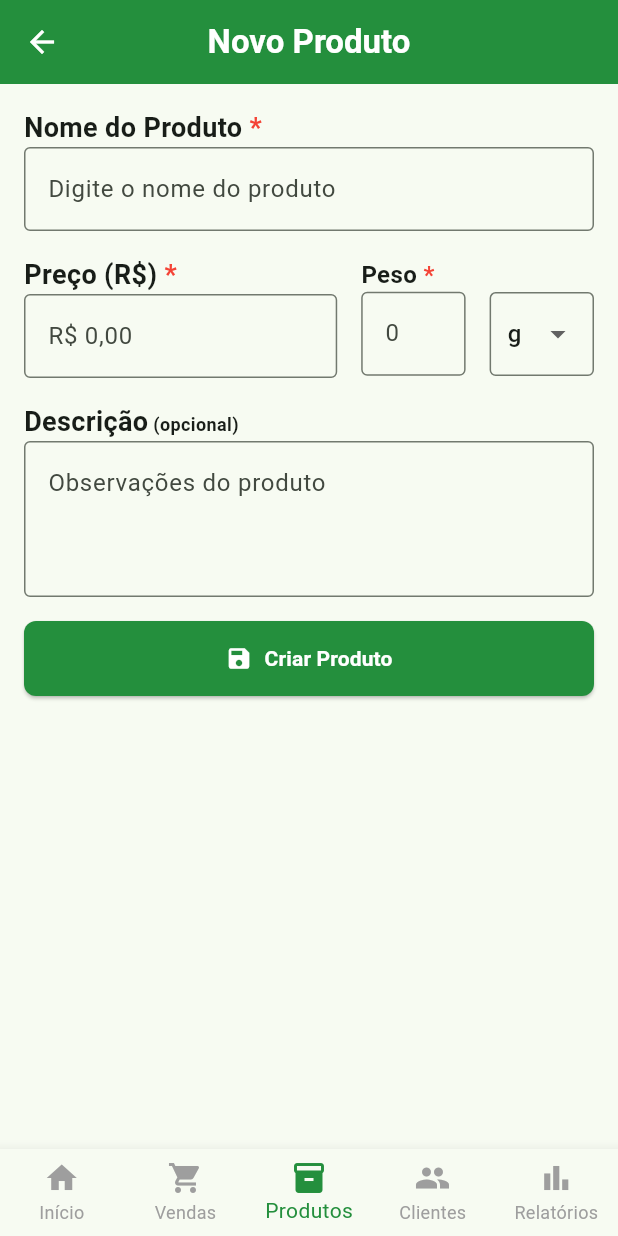
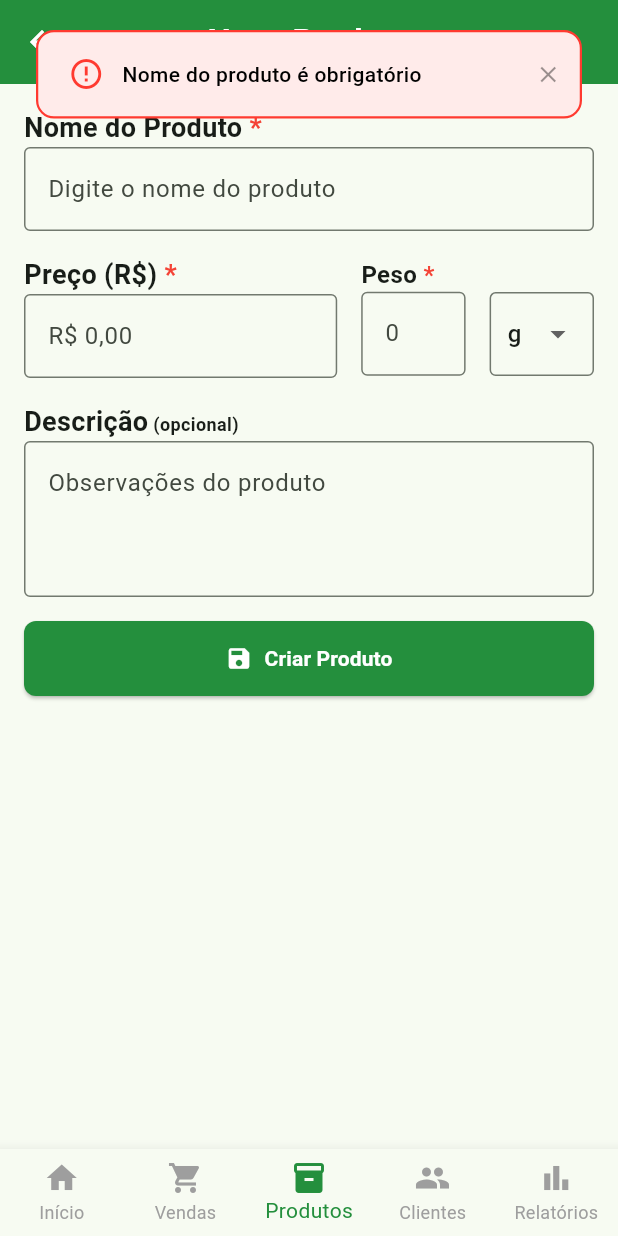
Before and after one commit to JhefersonReis/app-vendas, a Flutter app: the ProductFormPage screen opened by its route, after a tap on "Criar Produto", on a phone screen of 412 x 824 dp. Run offline on Flutter 3.47's test engine with Material 3 defaults, Android fonts, the phone set to English and light mode, and no system bars; our stand-ins replace drift, flutter_multi_formatter, flutter_riverpod, go_router, intl_phone_field, toastification; accounts and stored records are empty; generated files the repository leaves out were written again.

Commit message:
fix: some fixes in translation

```diff
--- a/lib/l10n/app_localizations.dart
+++ b/lib/l10n/app_localizations.dart
@@ -718,6 +718,48 @@ abstract class AppLocalizations {
   /// In en, this message translates to:
   /// **'Total Spend'**
   String get totalSpend;
+
+  /// No description provided for @selectOneClient.
+  ///
+  /// In en, this message translates to:
+  /// **'Select one client'**
+  String get selectOneClient;
+
+  /// No description provided for @addAtLeastOneProduct.
+  ///
+  /// In en, this message translates to:
+  /// **'Add at least one product'**
+  String get addAtLeastOneProduct;
+
+  /// No description provided for @productNameIsRequired.
+  ///
+  /// In en, this message translates to:
+  /// **'Product name is required'**
+  String get productNameIsRequired;
+
+  /// No description provided for @productPriceIsRequired.
+  ///
+  /// In en, this message translates to:
+  /// **'Product price is required'**
+  String get productPriceIsRequired;
+
+  /// No description provided for @productWeightIsRequired.
+  ///
+  /// In en, this message translates to:
+  /// **'Product weight is required'**
+  String get productWeightIsRequired;
+
+  /// No description provided for @customerNameIsRequired.
+  ///
+  /// In en, this message translates to:
+  /// **'Customer name is required'**
+  String get customerNameIsRequired;
+
+  /// No description provided for @empty.
+  ///
+  /// In en, this message translates to:
+  /// **'Empty'**
+  String get empty;
 }
 
 class _AppLocalizationsDelegate extends LocalizationsDelegate<AppLocalizations> {
--- a/lib/l10n/app_localizations_pt.dart
+++ b/lib/l10n/app_localizations_pt.dart
@@ -319,4 +319,25 @@ class AppLocalizationsPt extends AppLocalizations {
 
   @override
   String get totalSpend => 'Total Gasto';
+
+  @override
+  String get selectOneClient => 'Selecione um cliente';
+
+  @override
+  String get addAtLeastOneProduct => 'Adicione pelo menos um produto';
+
+  @override
+  String get productNameIsRequired => 'Nome do produto é obrigatório';
+
+  @override
+  String get productPriceIsRequired => 'Preço do produto é obrigatório';
+
+  @override
+  String get productWeightIsRequired => 'Peso do produto é obrigatório';
+
+  @override
+  String get customerNameIsRequired => 'Nome do cliente é obrigatório';
+
+  @override
+  String get empty => 'Vazio';
 }
--- a/lib/l10n/app_pt.arb
+++ b/lib/l10n/app_pt.arb
@@ -104,5 +104,12 @@
   "revenue": "Receita",
   "bestCustomers": "Melhores Clientes",
   "purchases": "Compras",
-  "totalSpend": "Total Gasto"
+  "totalSpend": "Total Gasto",
+  "selectOneClient": "Selecione um cliente",
+  "addAtLeastOneProduct": "Adicione pelo menos um produto",
+  "productNameIsRequired": "Nome do produto é obrigatório",
+  "productPriceIsRequired": "Preço do produto é obrigatório",
+  "productWeightIsRequired": "Peso do produto é obrigatório",
+  "customerNameIsRequired": "Nome do cliente é obrigatório",
+  "empty": "Vazio"
 }
--- a/lib/main.dart
+++ b/lib/main.dart
@@ -17,7 +17,6 @@ class MyApp extends ConsumerWidget {
 
     return MaterialApp.router(
       locale: locale,
-      debugShowCheckedModeBanner: false,
       supportedLocales: AppLocalizations.supportedLocales,
       localizationsDelegates: AppLocalizations.localizationsDelegates,
       theme: ThemeData(colorScheme: ColorScheme.fromSeed(seedColor: const Color(0xFF248f3d)), useMaterial3: true),
--- a/lib/src/app/database/tables/customers_table.dart
+++ b/lib/src/app/database/tables/customers_table.dart
@@ -3,8 +3,8 @@ import 'package:drift/drift.dart';
 class Customers extends Table {
   IntColumn get id => integer().autoIncrement()();
   TextColumn get name => text()();
-  TextColumn get address => text()();
-  TextColumn get phone => text()();
+  TextColumn get address => text().nullable()();
+  TextColumn get phone => text().nullable()();
   TextColumn get countryISOCode => text()();
   TextColumn get observation => text().nullable()();
   DateTimeColumn get createdAt => dateTime()();
--- a/lib/src/features/customers/controller/customers_controller.dart
+++ b/lib/src/features/customers/controller/customers_controller.dart
@@ -26,8 +26,8 @@ final filteredCustomersProvider = Provider.autoDispose<List<CustomerModel>>((ref
       return customers.where((customer) {
         final searchTerm = filter.toLowerCase();
         final customerName = customer.name.toLowerCase();
-        final customerAddress = customer.address.toLowerCase();
-        final customerPhone = customer.phone.toLowerCase();
+        final customerAddress = customer.address?.toLowerCase() ?? '';
+        final customerPhone = customer.phone?.toLowerCase() ?? '';
 
         return customerName.contains(searchTerm) ||
             customerAddress.contains(searchTerm) ||
--- a/lib/src/features/customers/data/customers_repository_impl.dart
+++ b/lib/src/features/customers/data/customers_repository_impl.dart
@@ -15,8 +15,8 @@ class CustomersRepositoryImpl implements CustomersRepository {
         .insert(
           CustomersCompanion.insert(
             name: customer.name,
-            address: customer.address,
-            phone: customer.phone,
+            address: Value(customer.address),
+            phone: Value(customer.phone),
             countryISOCode: customer.countryISOCode,
             observation: Value(customer.observation),
             createdAt: customer.createdAt,
--- a/lib/src/features/customers/domain/customer_model.dart
+++ b/lib/src/features/customers/domain/customer_model.dart
@@ -1,8 +1,8 @@
 class CustomerModel {
   final int id;
   final String name;
-  final String address;
-  final String phone;
+  final String? address;
+  final String? phone;
   final String countryISOCode;
   final String? observation;
   final DateTime createdAt;
--- a/lib/src/features/products/view/product_form_page.dart
+++ b/lib/src/features/products/view/product_form_page.dart
@@ -3,6 +3,7 @@ import 'package:flutter_multi_formatter/flutter_multi_formatter.dart';
 import 'package:flutter_riverpod/flutter_riverpod.dart';
 import 'package:go_router/go_router.dart';
 import 'package:organik_vendas/l10n/app_localizations.dart';
+import 'package:organik_vendas/src/app/helpers/toast_helper.dart';
 import 'package:organik_vendas/src/features/products/controller/product_controller.dart';
 
 class ProductFormPage extends ConsumerStatefulWidget {
@@ -60,6 +61,23 @@ class _ProductFormPageState extends ConsumerState<ProductFormPage> {
   }
 
   Future<void> _saveProduct() async {
+    final localization = AppLocalizations.of(context)!;
+
+    if (productName.text.isEmpty) {
+      ToastHelper.showError(context, localization.productNameIsRequired);
+      return;
+    }
+
+    if (productPrice.text.isEmpty) {
+      ToastHelper.showError(context, localization.productPriceIsRequired);
+      return;
+    }
+
+    if (productWeight.text.isEmpty) {
+      ToastHelper.showError(context, localization.productWeightIsRequired);
+      return;
+    }
+
     final price = _parseCurrencyToDouble(productPrice.text);
 
     if (widget.id != null) {
--- a/lib/src/features/sales/view/sale_form_page.dart
+++ b/lib/src/features/sales/view/sale_form_page.dart
@@ -116,13 +116,15 @@ class _SaleFormState extends ConsumerState<_SaleForm> {
   }
 
   void _saveSale() {
+    final localization = AppLocalizations.of(context)!;
+
     if (_selectedCustomerId == null) {
-      ToastHelper.showError(context, 'Selecione um cliente');
+      ToastHelper.showError(context, localization.selectOneClient);
       return;
     }
 
     if (_items.isEmpty) {
-      ToastHelper.showError(context, 'Adicione pelo menos um produto');
+      ToastHelper.showError(context, localization.addAtLeastOneProduct);
       return;
     }
 
```
Also changed, not shown: lib/l10n/app_en.arb (+8 -1 lines), lib/l10n/app_localizations_en.dart (+21 -0 lines), lib/src/features/customers/view/customers_form_page.dart (+10 -2 lines), lib/src/features/customers/widgets/customer_list_widget.dart (+12 -2 lines), lib/src/app/database/database.g.dart, 1 other file.
